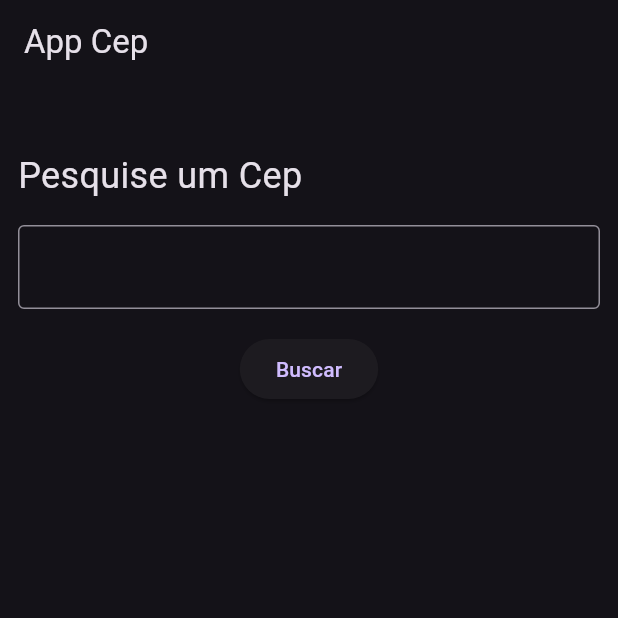
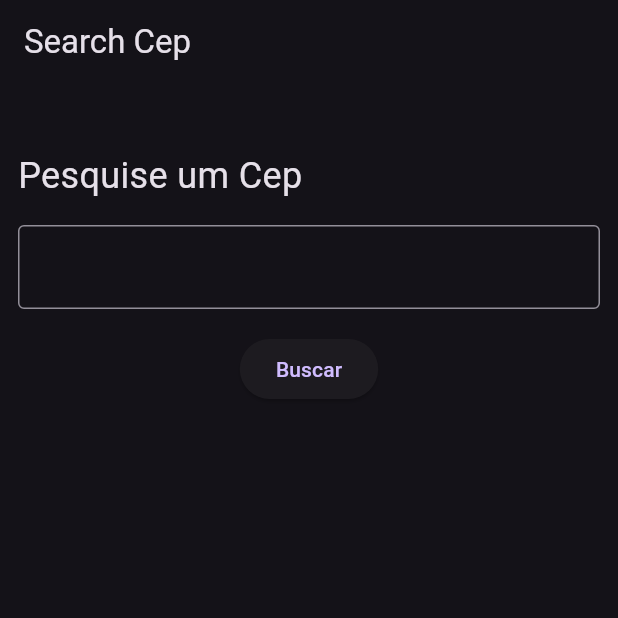
Before and after one commit to VitiNho-Dev/Search_Cep_App, a Flutter app: the screen it shows after launch, on a phone screen of 412 x 824 dp, the top half of it. Run offline on Flutter 3.47's test engine with Material 2 defaults, Android fonts, the phone set to English and light mode, and no system bars; our stand-ins replace bloc, flutter_bloc, flutter_modular.

Commit message:
Update title cep page

```diff
--- a/lib/search_cep/app/page/cep_page.dart
+++ b/lib/search_cep/app/page/cep_page.dart
@@ -36,7 +36,7 @@ class _CepPageState extends State<CepPage> {
   Widget build(BuildContext context) {
     return Scaffold(
       appBar: AppBar(
-        title: const Text('App Cep'),
+        title: const Text('Search Cep'),
       ),
       body: Padding(
         padding: const EdgeInsets.all(12),
```
